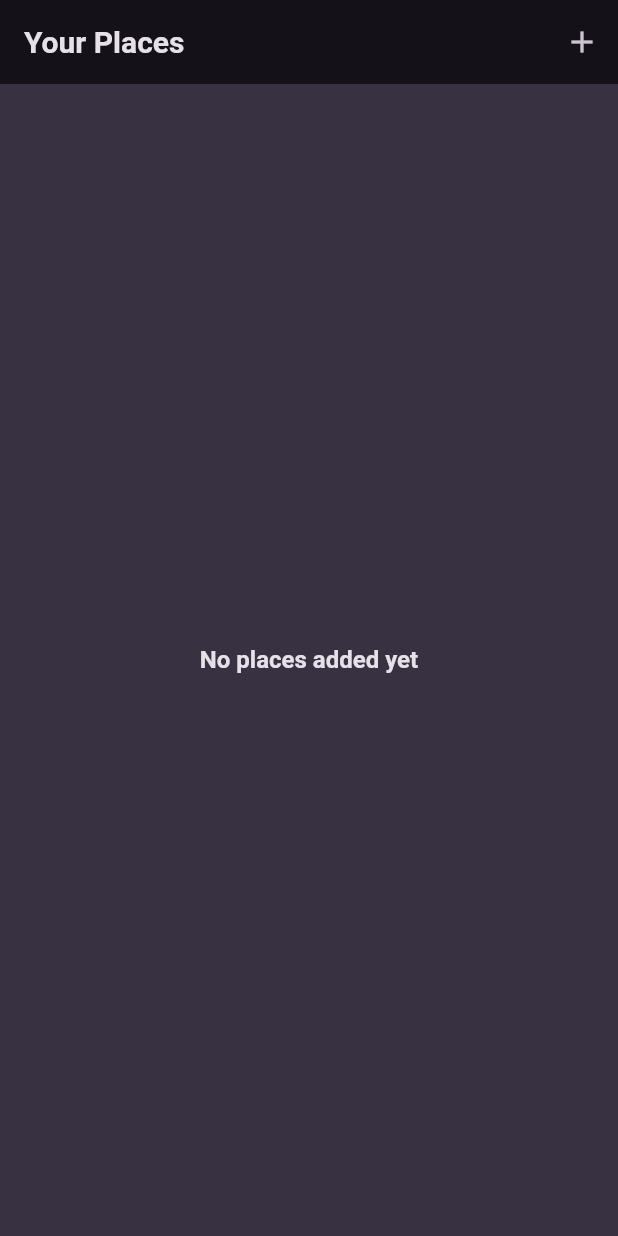
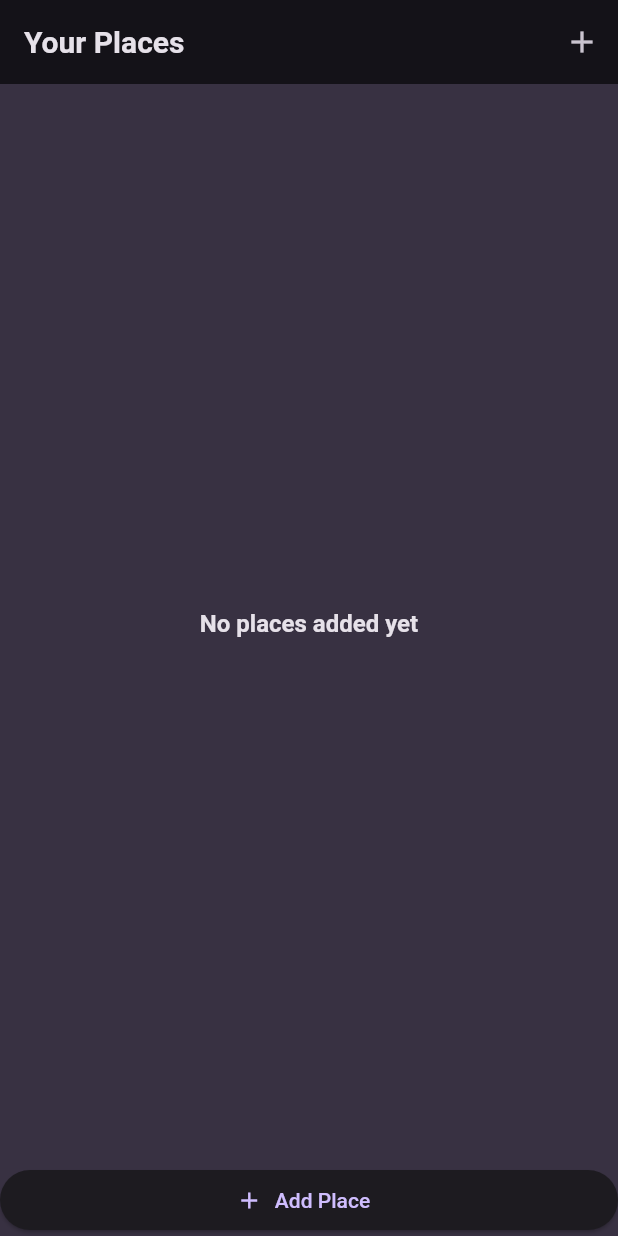
Before and after one commit to JanghoChu/flutter_place_with_riverpod, a Flutter app: the screen it shows after launch, on a phone screen of 412 x 824 dp. Run offline on Flutter 3.47's test engine with Material 2 defaults, Android fonts, the light colour scheme and no system bars; our stand-ins replace dio, flutter_riverpod, google_fonts, image_picker, location.

Commit message:
feat: add test bottom navi button

```diff
--- a/lib/screens/places_screen.dart
+++ b/lib/screens/places_screen.dart
@@ -1,9 +1,12 @@
+import 'dart:io';
+
 import 'package:flutter/material.dart';
 import 'package:flutter_place_with_riverpod/providers/user_places.dart';
 import 'package:flutter_place_with_riverpod/screens/add_place_screen.dart';
 import 'package:flutter_place_with_riverpod/widgets/place_list.dart';
 import 'package:flutter_riverpod/flutter_riverpod.dart';
 
+import '../models/place.dart';
 import '../providers/place_provider.dart';
 
 class PlacesScreen extends ConsumerWidget {
@@ -27,6 +30,20 @@ class PlacesScreen extends ConsumerWidget {
           ],
         ),
         body: PlaceList(places: userPlaces),
-    );
+        bottomNavigationBar: ElevatedButton.icon(
+          icon: const Icon(Icons.add),
+          label: const Text('Add Place'),
+          onPressed: () async {
+            await ref.read(placeProvider).fetchPlace();
+            // ref.read(placeProvider).changePlace(Place(
+            //     title: "123",
+            //     image: File.fromUri(Uri()),
+            //     location: const PlaceLocation(
+            //       address: "address",
+            //       latitude: 123,
+            //       longtitude: 123,
+            //     )));
+          },
+        ));
   }
 }
```
Lines whose indentation alone changed are shown as unchanged.
